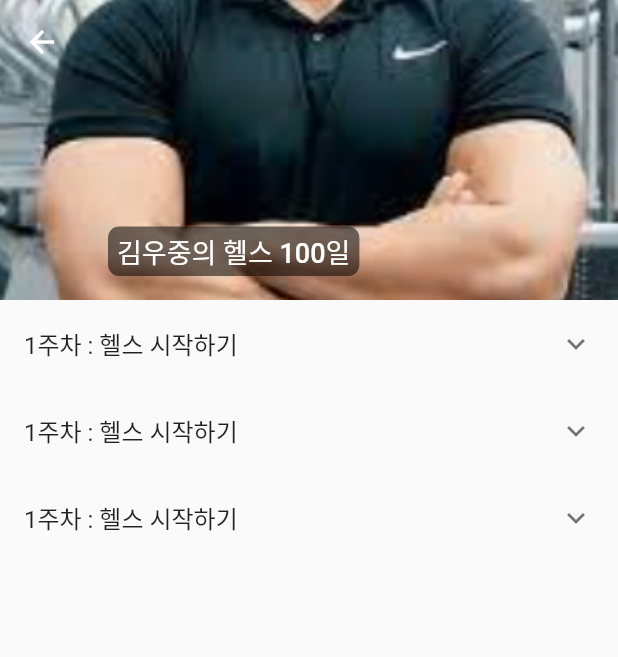
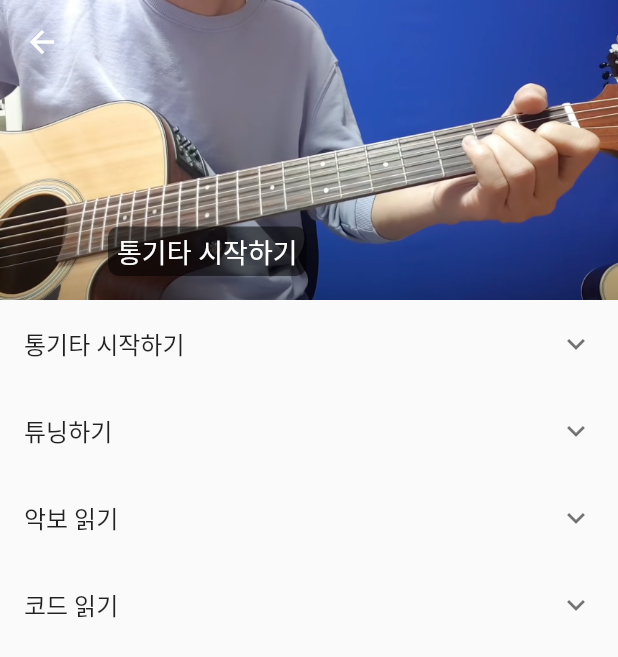
Before and after one commit to PoomAt-E/hobby-mate, a Flutter app: the ClassDetailScreen screen opened directly, on a phone screen of 412 x 824 dp. Shown: the top 657 px of the screen. Run offline on Flutter 3.47's test engine with Material 2 defaults, Android fonts, the phone set to English and light mode, and no system bars; our stand-ins replace chat_bubbles, chewie, cloud_firestore, dio, file_picker, firebase_core and 7 more; accounts and stored records are empty.

Commit message:
style: 임시 데이터 변경

```diff
--- a/lib/screen/class/class_detail_screen.dart
+++ b/lib/screen/class/class_detail_screen.dart
@@ -24,7 +24,7 @@ class _ClassDetailScreenState extends State<ClassDetailScreen> {
               decoration: BoxDecoration(
                   color: Colors.black54,
                   borderRadius: BorderRadius.circular(5)),
-              child: Text('김우중의 헬스 100일',
+              child: Text('통기타 시작하기',
                   style: TextStyle(color: Colors.white, fontSize: 12))),
           background: Image(
             image: AssetImage('assets/images/default_class.png'),
@@ -36,12 +36,12 @@ class _ClassDetailScreenState extends State<ClassDetailScreen> {
           child: Flex(direction: Axis.vertical, children: [
         Expanded(
             child: Column(
-          children: [1, 2, 3]
+          children: ['통기타 시작하기', '튜닝하기', '악보 읽기', '코드 읽기']
               .map((e) => ExpansionTile(
                   title: Text(
-                    '1주차 : 헬스 시작하기',
+                    e,
                   ),
-                  children: [ClassWeekBox()]))
+                  children: [ClassWeekBox(title: e)]))
               .toList(),
         ))
       ]))
@@ -50,7 +50,9 @@ class _ClassDetailScreenState extends State<ClassDetailScreen> {
 }
 
 class ClassWeekBox extends StatelessWidget {
-  const ClassWeekBox({super.key});
+  const ClassWeekBox({super.key, required this.title});
+
+  final String title;
 
   @override
   Widget build(BuildContext context) {
@@ -98,14 +100,14 @@ class ClassWeekBox extends StatelessWidget {
                     mainAxisAlignment: MainAxisAlignment.spaceBetween,
                     children: const [
                       Text(
-                        '1주차 : 헬스 시작하기',
+                        '튜닝하기',
                         style: TextStyles.classWeekContentTextStyle,
                       ),
                       SizedBox(
                         height: 10,
                       ),
                       Text(
-                        '헬스를 시작하기 위한 기본적인 운동 방법과 운동에 필요한 용품들을 알아봅니다.',
+                        '본격적으로 통기타를 다뤄보기 전, 튜닝에 대해 알아봅시다',
                         overflow: TextOverflow.ellipsis,
                         maxLines: 4,
                         style: TextStyles.classWeekContentDetailTextStyle,
--- a/lib/widget/home/class_box.dart
+++ b/lib/widget/home/class_box.dart
@@ -47,7 +47,7 @@ class _ClassBoxWidgetState extends State<ClassBoxWidget> {
                         mainAxisAlignment: MainAxisAlignment.spaceBetween,
                         children: [
                           Text(
-                            '김우중의 헬스 100일',
+                            '통기타 시작하기',
                             maxLines: 1,
                             overflow: TextOverflow.ellipsis,
                             style: TextStyle(
@@ -59,7 +59,7 @@ class _ClassBoxWidgetState extends State<ClassBoxWidget> {
                             height: 10,
                           ),
                           Text(
-                            '딱 100일. 저 김우중이 운동시켜 드리겠습니다 ',
+                            '100명중 1명만이 터득하는 통기타의 비밀을 알려드립니다.',
                             overflow: TextOverflow.ellipsis,
                             maxLines: 4,
                             style: TextStyles.classContentTextStyle,
```
Also changed, not shown: lib/screen/class/class_vod_player_screen.dart (+16 -11 lines), assets/images/default_class.png, 4 other files.
